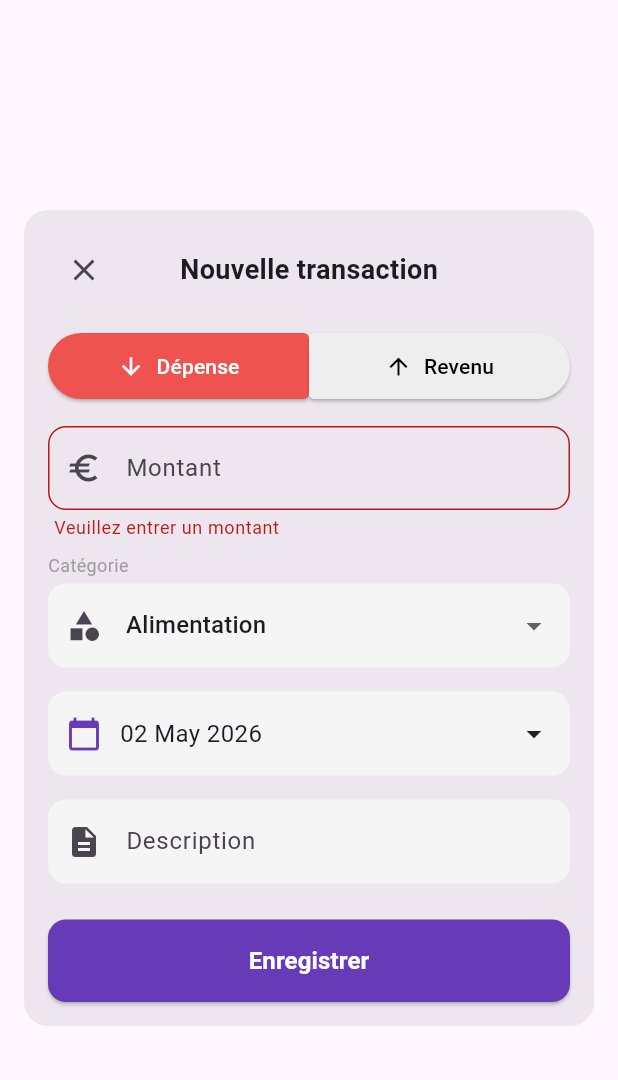
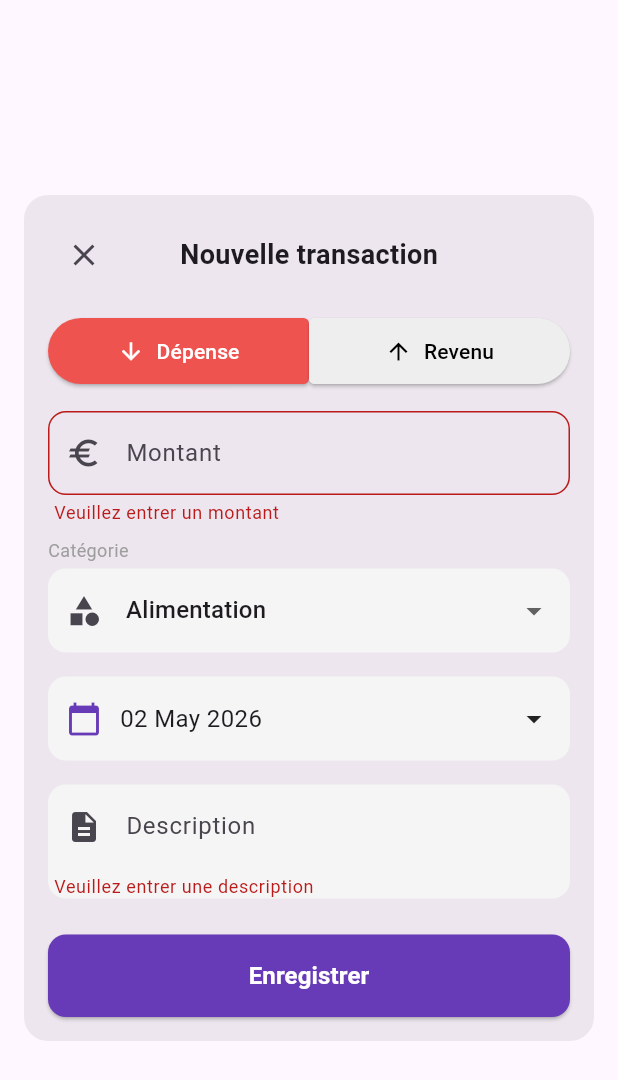
Before and after one commit to damerdjin/flutter_application_1, a Flutter app: the TransactionForm widget shown alone on an empty page, opened directly with empty values, after a tap on "Enregistrer", on a phone screen of 412 x 824 dp. Shown: the top 1080 px of the screen. Run offline on Flutter 3.47's test engine with Material 3 defaults, Android fonts, the phone set to English and light mode, and no system bars.

Commit message:
fix(transaction_form): add validation for description field
Ensure the description field is not empty before submitting the form. Display an error message and prevent form submission if the description is empty. Also, update the date picker to limit selection to the current date.

```diff
--- a/lib/widgets/transaction_form.dart
+++ b/lib/widgets/transaction_form.dart
@@ -39,10 +39,20 @@ class _TransactionFormState extends State<TransactionForm> {
     super.dispose();
   }
 
+  // Modifiez la méthode _soumettreFormulaire pour inclure la validation de la description
   void _soumettreFormulaire() {
     if (_formKey.currentState!.validate()) {
       final montant = double.parse(_montantController.text.replaceAll(',', '.'));
       final titre = _categorie;
+      if (_descriptionController.text.trim().isEmpty) {
+        ScaffoldMessenger.of(context).showSnackBar(
+          const SnackBar(
+            content: Text('Veuillez entrer une description'),
+            backgroundColor: Colors.red,
+          ),
+        );
+        return;
+      }
       widget.onAddTransaction(titre, montant, !_estDepense);
       Navigator.of(context).pop();
     }
@@ -200,9 +210,9 @@ class _TransactionFormState extends State<TransactionForm> {
                 onTap: () async {
                   final DateTime? pickedDate = await showDatePicker(
                     context: context,
-                    initialDate: _dateSelectionnee,
+                    initialDate: DateTime.now(),
                     firstDate: DateTime(2000),
-                    lastDate: DateTime(2100),
+                    lastDate: DateTime.now(), // Limite la sélection à aujourd'hui
                   );
                   if (pickedDate != null) {
                     setState(() {
@@ -249,9 +259,16 @@ class _TransactionFormState extends State<TransactionForm> {
                       borderSide: BorderSide.none,
                     ),
                     contentPadding: const EdgeInsets.symmetric(vertical: 16),
+                    errorText: _descriptionController.text.trim().isEmpty ? 'Veuillez entrer une description' : null,
                   ),
                   maxLines: 3,
                   minLines: 1,
+                  validator: (value) {
+                    if (value == null || value.trim().isEmpty) {
+                      return 'Veuillez entrer une description';
+                    }
+                    return null;
+                  },
                 ),
               ),
 
```
